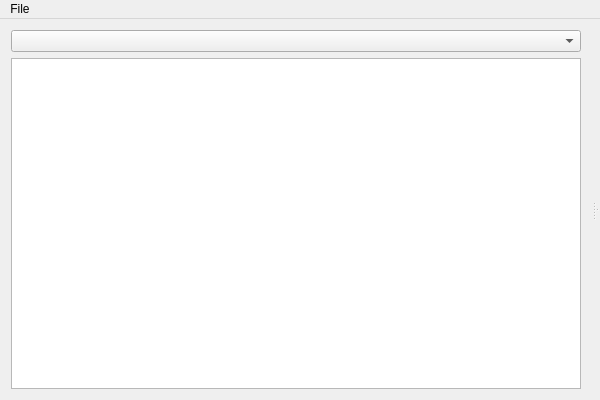
First picture: the form in src/home/tool/flifaqer/MainWindow.ui, repository Jurchos/books-tools, before the edit.
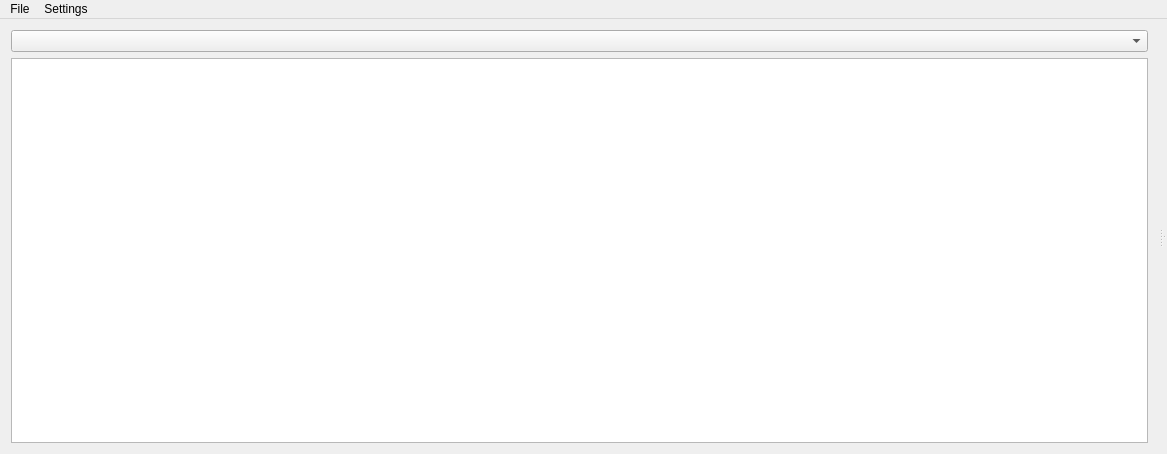
Second picture: the form after the edit. Custom widgets are drawn as their Qt base class.

```diff
--- a/src/home/tool/flifaqer/MainWindow.ui
+++ b/src/home/tool/flifaqer/MainWindow.ui
@@ -6,15 +6,15 @@
    <rect>
     <x>0</x>
     <y>0</y>
-    <width>600</width>
-    <height>400</height>
+    <width>1167</width>
+    <height>454</height>
    </rect>
   </property>
   <property name="windowTitle">
    <string>MainWindow</string>
   </property>
   <widget class="QWidget" name="centralWidget">
-   <layout class="QHBoxLayout">
+   <layout class="QHBoxLayout" name="_3">
     <property name="leftMargin">
      <number>0</number>
     </property>
@@ -38,7 +38,14 @@
          <widget class="QComboBox" name="language"/>
         </item>
         <item>
-         <widget class="QTreeView" name="navigatorView"/>
+         <widget class="QTreeView" name="navigatorView">
+          <property name="contextMenuPolicy">
+           <enum>Qt::ContextMenuPolicy::CustomContextMenu</enum>
+          </property>
+          <attribute name="headerVisible">
+           <bool>false</bool>
+          </attribute>
+         </widget>
         </item>
        </layout>
       </widget>
@@ -46,8 +53,38 @@
        <property name="orientation">
         <enum>Qt::Orientation::Vertical</enum>
        </property>
-       <widget class="HomeCompa::FliFaq::TranslationWidget" name="reference" native="true"/>
-       <widget class="HomeCompa::FliFaq::TranslationWidget" name="translation" native="true"/>
+       <widget class="QWidget" name="reference" native="true">
+        <layout class="QVBoxLayout" name="referenceLayout">
+         <property name="leftMargin">
+          <number>0</number>
+         </property>
+         <property name="topMargin">
+          <number>0</number>
+         </property>
+         <property name="rightMargin">
+          <number>0</number>
+         </property>
+         <property name="bottomMargin">
+          <number>0</number>
+         </property>
+        </layout>
+       </widget>
+       <widget class="QWidget" name="translation" native="true">
+        <layout class="QVBoxLayout" name="translationLayout">
+         <property name="leftMargin">
+          <number>0</number>
+         </property>
+         <property name="topMargin">
+          <number>0</number>
+         </property>
+         <property name="rightMargin">
+          <number>0</number>
+         </property>
+         <property name="bottomMargin">
+          <number>0</number>
+         </property>
+        </layout>
+       </widget>
       </widget>
      </widget>
     </item>
@@ -58,7 +95,7 @@
     <rect>
      <x>0</x>
      <y>0</y>
-     <width>600</width>
+     <width>1167</width>
      <height>22</height>
     </rect>
    </property>
@@ -71,7 +108,27 @@
     <addaction name="separator"/>
     <addaction name="actionExit"/>
    </widget>
+   <widget class="QMenu" name="menuSettings">
+    <property name="title">
+     <string>Settings</string>
+    </property>
+    <widget class="QMenu" name="menuView">
+     <property name="title">
+      <string>View</string>
+     </property>
+     <widget class="QMenu" name="menuFont">
+      <property name="title">
+       <string>Font</string>
+      </property>
+      <addaction name="actionFontSizeUp"/>
+      <addaction name="actionFontSizeDown"/>
+     </widget>
+     <addaction name="menuFont"/>
+    </widget>
+    <addaction name="menuView"/>
+   </widget>
    <addaction name="menuFile"/>
+   <addaction name="menuSettings"/>
   </widget>
   <action name="actionExit">
    <property name="text">
@@ -108,14 +165,6 @@
   </action>
  </widget>
  <layoutdefault spacing="6" margin="11"/>
- <customwidgets>
-  <customwidget>
-   <class>HomeCompa::FliFaq::TranslationWidget</class>
-   <extends>QWidget</extends>
-   <header>TranslationWidget.h</header>
-   <container>1</container>
-  </customwidget>
- </customwidgets>
  <resources/>
  <connections>
   <connection>
```
Left out of the diff: 25 changed lines with no effect on the pictures.
